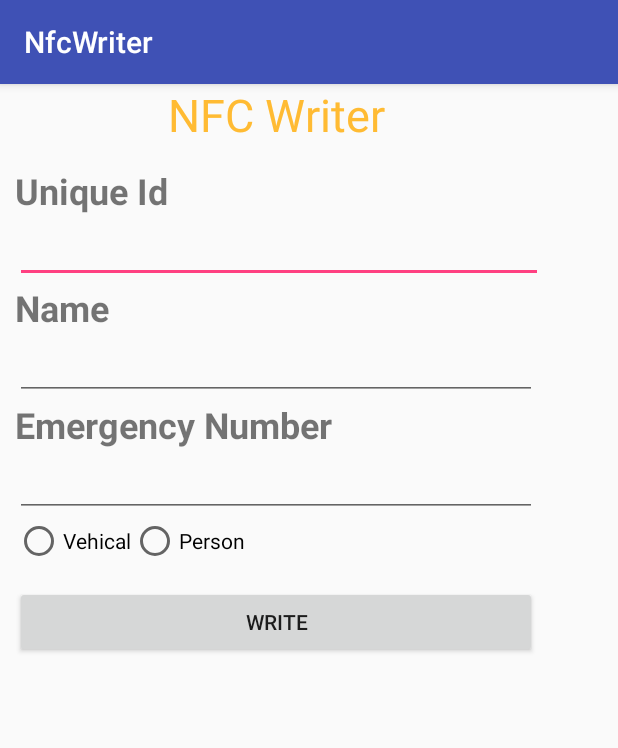
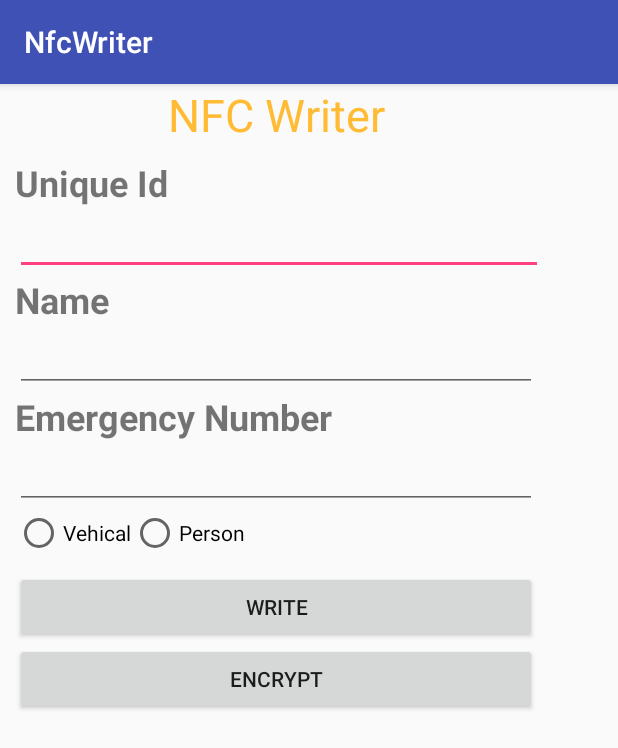
Before and after one commit to SeeTheC/NFC-Based-Emergency-Response-System, an Android app: the screen it shows after launch (MainActivity), after a tap on "WRITE", on a phone screen of 412 x 824 dp. Shown: the top 748 px of the screen. Run offline under Robolectric (Android 15) with nearby library versions, the phone set to English and light mode, and no system bars; 3 statements that could not run were skipped.

Commit message:
encrpytion of user data

```diff
--- /dev/null
+++ b/NfcWriter/app/src/main/java/org/iitb/common/Crypto.java
@@ -0,0 +1,61 @@
+package org.iitb.common;
+
+/**
+ * Created by vineet on 25/3/17.
+ * Description : to encrpty the userID details provided
+ */
+
+import java.security.MessageDigest;
+import java.security.spec.AlgorithmParameterSpec;
+
+import javax.crypto.Cipher;
+import javax.crypto.spec.IvParameterSpec;
+import javax.crypto.spec.SecretKeySpec;
+
+import android.util.Base64;
+
+public class Crypto {
+
+    private final Cipher cipher;
+    private final SecretKeySpec key;
+    private AlgorithmParameterSpec spec;
+    public static final String SEED = "IITBOMABYICT";
+
+    public Crypto() throws Exception {
+        // hash password with SHA-256 and crop the output to 128-bit for key
+        MessageDigest digest = MessageDigest.getInstance("SHA-256");
+        digest.update(SEED.getBytes("UTF-8"));
+        byte[] keyBytes = new byte[32];
+        System.arraycopy(digest.digest(), 0, keyBytes, 0, keyBytes.length);
+
+        cipher = Cipher.getInstance("AES/CBC/PKCS7Padding");
+        key = new SecretKeySpec(keyBytes, "AES");
+        spec = getIV();
+    }
+
+    public AlgorithmParameterSpec getIV() {
+        byte[] iv = { 0, 0, 0, 0, 0, 0, 0, 0, 0, 0, 0, 0, 0, 0, 0, 0, };
+        IvParameterSpec ivParameterSpec;
+        ivParameterSpec = new IvParameterSpec(iv);
+
+        return ivParameterSpec;
+    }
+
+    public String encrypt(String plainText) throws Exception {
+        cipher.init(Cipher.ENCRYPT_MODE, key, spec);
+        byte[] encrypted = cipher.doFinal(plainText.getBytes("UTF-8"));
+        String encryptedText = new String(Base64.encode(encrypted, Base64.DEFAULT), "UTF-8");
+
+        return encryptedText;
+    }
+
+    public String decrypt(String cryptedText) throws Exception {
+        cipher.init(Cipher.DECRYPT_MODE, key, spec);
+        byte[] bytes = Base64.decode(cryptedText, Base64.DEFAULT);
+        byte[] decrypted = cipher.doFinal(bytes);
+        String decryptedText = new String(decrypted, "UTF-8");
+
+        return decryptedText;
+    }
+
+}
--- a/NfcWriter/app/src/main/java/org/iitb/nfc/MainActivity.java
+++ b/NfcWriter/app/src/main/java/org/iitb/nfc/MainActivity.java
@@ -10,6 +10,8 @@ import android.view.View;
 import android.view.Menu;
 import android.view.MenuItem;
 import android.widget.Button;
+import android.widget.RadioButton;
+import android.widget.RadioGroup;
 import android.widget.TextView;
 import android.widget.Toast;
 import android.nfc.NfcAdapter;
@@ -23,66 +25,123 @@ import java.io.UnsupportedEncodingException;
 import android.content.Context;
 import android.annotation.SuppressLint;
 
+import org.iitb.common.Crypto;
+
 @SuppressLint({ "ParserError", "ParserError" })
 public class MainActivity extends AppCompatActivity {
-    private String className="MainActivity";
+    private String className = "MainActivity";
     NfcAdapter adapter;
     PendingIntent pendingIntent;
     IntentFilter writeTagFilters[];
     boolean writeMode;
     Tag mytag;
     Context ctx;
+
     @Override
     protected void onCreate(Bundle savedInstanceState) {
         super.onCreate(savedInstanceState);
         setContentView(R.layout.activity_main);
         registerNFCToAndroid();
-        Button writeToNFC=(Button)findViewById(R.id.writeToNFC);
-        ctx=this;
+        Button writeToNFC = (Button) findViewById(R.id.writeToNFC);
+        ctx = this;
 
 
     }
+
     /**
      * Register NFC
      */
-    public void registerNFCToAndroid(){
+    public void registerNFCToAndroid() {
 
         adapter = NfcAdapter.getDefaultAdapter(this);
         pendingIntent = PendingIntent.getActivity(this, 0, new Intent(this, getClass()).addFlags(Intent.FLAG_ACTIVITY_SINGLE_TOP), 0);
         IntentFilter tagDetected = new IntentFilter(NfcAdapter.ACTION_TAG_DISCOVERED);
         tagDetected.addCategory(Intent.CATEGORY_DEFAULT);
-        writeTagFilters = new IntentFilter[] { tagDetected };
+        writeTagFilters = new IntentFilter[]{tagDetected};
     }
-    public void writeToNFCClick(View v){
 
-        Button b=(Button)v;
+    public void writeToNFCClick(View v) {
 
-        Log.d(className,"Button Clicked:"+b.getText());
-        TextView uniqueId=(TextView)findViewById(R.id.uniqueId);
-        TextView name=(TextView)findViewById(R.id.name);
-        TextView number=(TextView)findViewById(R.id.number);
-        String data=uniqueId.getText()+"|"+name.getText()+"|"+number.getText();
-        Log.d(className,"data: "+data);
-        Log.d(className,"size: "+data.length());
+        Button b = (Button) v;
+
+        Log.d(className, "Button Clicked:" + b.getText());
+        TextView uniqueId = (TextView) findViewById(R.id.uniqueId);
+        TextView name = (TextView) findViewById(R.id.name);
+        TextView number = (TextView) findViewById(R.id.number);
+        RadioGroup rGroup = (RadioGroup) findViewById(R.id.radiogroup);
+        int rID = radioButtonId(rGroup);
+
+        String data = getEncrptID(uniqueId,rID) + "|" + name.getText() + "|" + number.getText() + "|" + rID;
+
+        Log.d(className, "data: " + data);
+        Log.d(className, "size: " + data.length());
+
         try {
-            if(mytag==null){
-                Toast.makeText(ctx, "Error: No NFC Detected", Toast.LENGTH_LONG ).show();
-            }else{
-                write(data,mytag);
-                Toast.makeText(ctx, "Successfully Written ", Toast.LENGTH_LONG ).show();
+            if (mytag == null) {
+                Toast.makeText(ctx, "Error: No NFC Detected", Toast.LENGTH_LONG).show();
+            } else {
+                write(data, mytag);
+                Toast.makeText(ctx, "Successfully Written ", Toast.LENGTH_LONG).show();
             }
         } catch (IOException e) {
-            Log.d(className,e.getMessage());
-            Toast.makeText(ctx, "Error: code 1", Toast.LENGTH_LONG ).show();
+            Log.d(className, e.getMessage());
+            Toast.makeText(ctx, "Error: code 1", Toast.LENGTH_LONG).show();
             e.printStackTrace();
         } catch (FormatException e) {
-            Log.d(className,e.getMessage());
-            Toast.makeText(ctx, "Error: code 2" , Toast.LENGTH_LONG ).show();
+            Log.d(className, e.getMessage());
+            Toast.makeText(ctx, "Error: code 2", Toast.LENGTH_LONG).show();
             e.printStackTrace();
         }
     }
 
+    public int radioButtonId(RadioGroup rGroup) {
+        int selectedId = rGroup.getCheckedRadioButtonId();
+        RadioButton rButton = (RadioButton) findViewById(selectedId);
+        String rtext = rButton.getText() + "";
+        int rID = 0;
+        switch (rtext){
+            case "Vehical" :
+                rID = 1;
+            break;
+            case "Person"  :
+                rID = 2;
+            break;
+        }
+        return rID;
+    }
 
+    public String getEncrptID(TextView id,int rID) {
+        String data = id.getText() + "";
+        Crypto crypt = null;
+        String encrptText = "" ;
+        try {
+            crypt = new Crypto();
+            encrptText = crypt.encrypt(data + "@" + rID);
+
+        } catch (Exception e) {
+            Log.d(className,e.getMessage());
+        }
+        return encrptText;
+    }
+
+    public void encrptBtnClick(View v) {
+        TextView uniqueId = (TextView) findViewById(R.id.uniqueId);
+        String data = uniqueId.getText() + "";
+        Log.d(className, "data: " + data);
+        Crypto crypt = null;
+        try {
+          crypt = new Crypto();
+        String encrptText = crypt.encrypt(data);
+        Log.d(className,"encrpytText: "+encrptText);
+        String decryptText = crypt.decrypt(encrptText);
+        Log.d(className,"encrypText: "+decryptText);
+
+        } catch (Exception e) {
+          Log.d(className,e.getMessage());
+    }
+
+
+}
     @Override
     protected void onNewIntent(Intent intent){
         if(NfcAdapter.ACTION_TAG_DISCOVERED.equals(intent.getAction())){
--- a/NfcWriter/app/src/main/res/layout/activity_main.xml
+++ b/NfcWriter/app/src/main/res/layout/activity_main.xml
@@ -77,6 +77,7 @@
             android:ems="10"
             android:inputType="number|phone" />
         <RadioGroup
+            android:id="@+id/radiogroup"
             android:layout_width="wrap_content"
             android:layout_height="wrap_content"
             android:checkedButton="@+id/rb_female"
@@ -106,6 +107,14 @@
             android:onClick="writeToNFCClick"
             android:text="Write" />
 
+        <Button
+            android:id="@+id/encryptBtn"
+            android:layout_width="match_parent"
+            android:layout_height="wrap_content"
+            android:onClick="encrptBtnClick"
+            android:text="Encrypt"
+            android:visibility="visible" />
+
     </LinearLayout>
 
 </android.support.constraint.ConstraintLayout>
```
